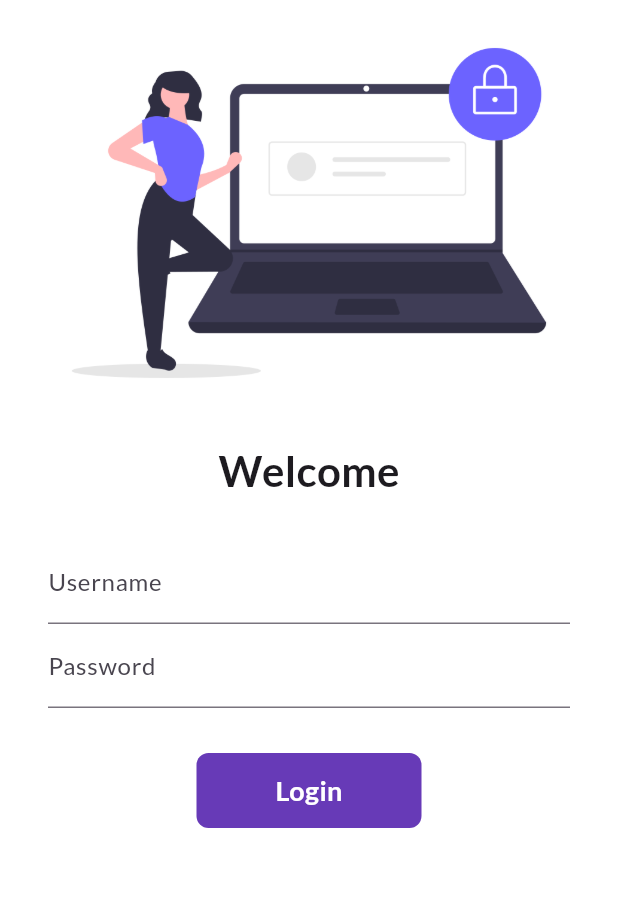
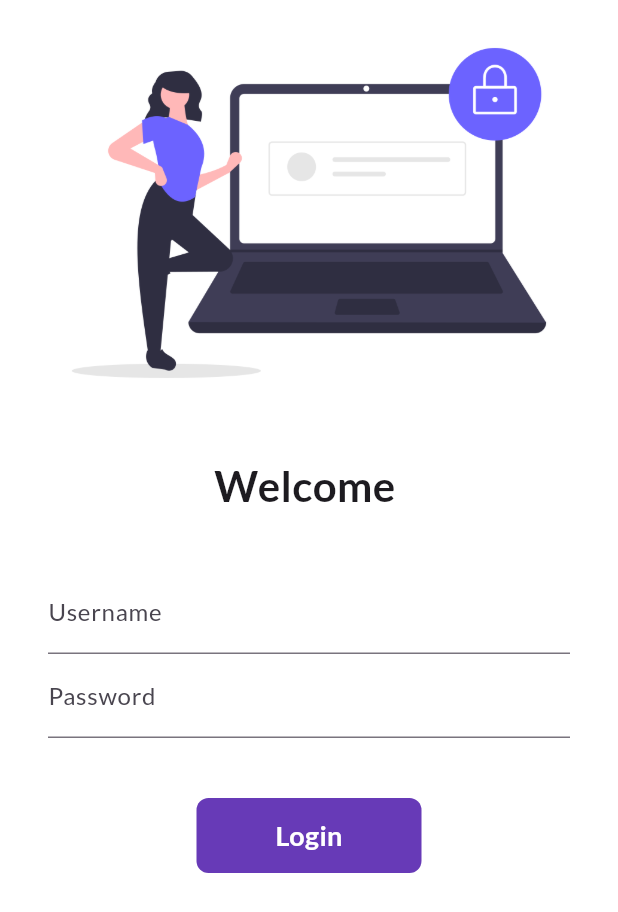
Before and after one commit to rushi055/Flutter30days, a Flutter app: the screen it shows after launch, on a phone screen of 412 x 824 dp. Shown: the top 912 px of the screen. Run offline on Flutter 3.47's test engine with Material 3 defaults, Android fonts, the phone set to English and light mode, and no system bars; our stand-ins replace google_fonts.

Commit message:
Day 6 completed

```diff
--- a/lib/pages/login_page.dart
+++ b/lib/pages/login_page.dart
@@ -3,11 +3,12 @@ import 'package:flutter_catalog/utils/routes.dart';
 
 class LoginPage extends StatefulWidget {
   @override
-  State<LoginPage> createState() => _LoginPageState();
+  _LoginPageState createState() => _LoginPageState();
 }
 
 class _LoginPageState extends State<LoginPage> {
   String name = "";
+  bool changeButton = false;
 
   @override
   Widget build(BuildContext context) {
@@ -21,17 +22,17 @@ class _LoginPageState extends State<LoginPage> {
                 fit: BoxFit.cover,
               ),
               SizedBox(
-                height: 10.0,
+                height: 20.0,
               ),
               Text(
-                "Welcome",
+                "Welcome $name",
                 style: TextStyle(
                   fontSize: 28,
                   fontWeight: FontWeight.bold,
                 ),
               ),
               SizedBox(
-                height: 10.0,
+                height: 20.0,
               ),
               Padding(
                 padding: const EdgeInsets.symmetric(
@@ -42,17 +43,10 @@ class _LoginPageState extends State<LoginPage> {
                       decoration: InputDecoration(
                         hintText: "Enter username",
                         labelText: "Username",
-
-                        // Box ke border ka color change
-                        focusedBorder: OutlineInputBorder(
-                          borderSide: BorderSide(color: Colors.lightBlueAccent, width: 2.0),
-                        ),
                       ),
-
-                      //to gradually change or add the name enter in (Enter Username) with Welcome TEXT
                       onChanged: (value) {
                         name = value;
-                        setState(() {});//only available in StateFul Widget
+                        setState(() {});
                       },
                     ),
                     TextFormField(
@@ -63,26 +57,38 @@ class _LoginPageState extends State<LoginPage> {
                       ),
                     ),
                     SizedBox(
-                      height: 30.0,
+                      height: 40.0,
                     ),
+
                     InkWell(
-                      onTap: ()  {
+                      onTap: () async {
+                        setState(() {
+                          changeButton = true;
+                        });
+                        await Future.delayed(Duration(seconds: 1));
                         Navigator.pushNamed(context, MyRoutes.homeRoute);
                       },
-                      child: Container(
-                        width: 150,
+                      child: AnimatedContainer(
+                        duration: Duration(seconds: 1),
+                        width: changeButton ? 50 : 150,
                         height: 50,
                         alignment: Alignment.center,
-                        child: Text(
+                        child: changeButton
+                            ? Icon(
+                          Icons.done,
+                          color: Colors.white,
+                        )
+                            : Text(
                           "Login",
                           style: TextStyle(
                               color: Colors.white,
                               fontWeight: FontWeight.bold,
-                              fontSize: 18), // TextStyle
-                        ), // Text
+                              fontSize: 18),
+                        ),
                         decoration: BoxDecoration(
-                            color: Colors.deepPurple,
-                            borderRadius: BorderRadius.circular(8)
+                          color: Colors.deepPurple,
+                          borderRadius:
+                          BorderRadius.circular(changeButton ? 50 : 8),
                         ),
                       ),
                     ),
@@ -92,8 +98,6 @@ class _LoginPageState extends State<LoginPage> {
                     //   style: TextButton.styleFrom(minimumSize: Size(150, 40)),
                     //   onPressed: () {
                     //     Navigator.pushNamed(context, MyRoutes.homeRoute);
-                    //     // Navigator.pushNamed(context, routeName)
-                    //     // Navigator.push(context, route)
                     //   },
                     // )
                   ],
@@ -101,7 +105,6 @@ class _LoginPageState extends State<LoginPage> {
               )
             ],
           ),
-        )
-    );
+        ));
   }
 }
```
